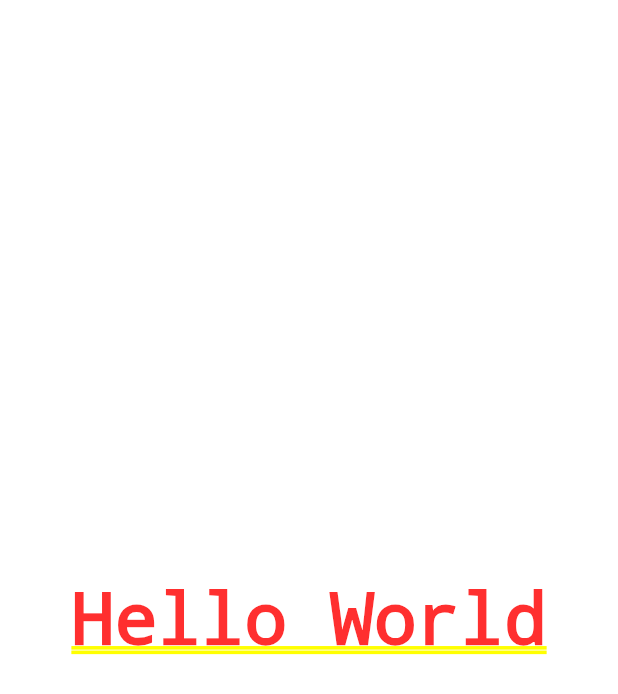
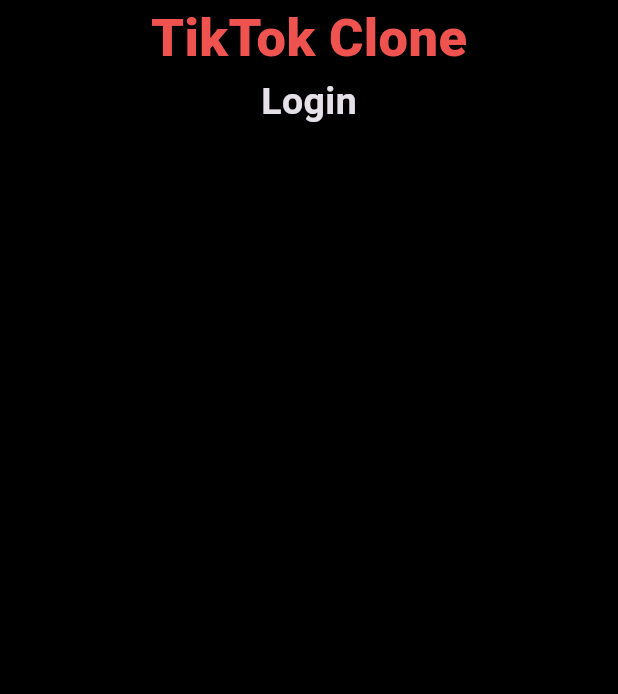
Before and after one commit to DennohDev/tiktok_tutorial, a Flutter app: the screen it shows after launch, on a phone screen of 412 x 824 dp. Shown: the top 694 px of the screen. Run offline on Flutter 3.47's test engine with Material 3 defaults, Android fonts, the phone set to English and light mode, and no system bars.

Commit message:
feat: Add login screen and text input field widget

```diff
--- a/lib/constants.dart
+++ b/lib/constants.dart
@@ -0,0 +1,6 @@
+import 'package:flutter/material.dart';
+
+// colors
+const backgroundColor = Colors.black;
+var buttonColor = Colors.red[400];
+const borderColor = Colors.grey;
--- a/lib/main.dart
+++ b/lib/main.dart
@@ -1,4 +1,6 @@
 import 'package:flutter/material.dart';
+import 'package:tiktok_tutorial/constants.dart';
+import 'package:tiktok_tutorial/views/screens/auth/login_screen.dart';
 
 void main() {
   runApp(const MyApp());
@@ -10,7 +12,12 @@ class MyApp extends StatelessWidget {
   @override
   Widget build(BuildContext context) {
     return MaterialApp(
-      home: Center(child: const Text("Hello World")),
+      debugShowCheckedModeBanner: false,
+      title: 'Tiktok Clone',
+      theme: ThemeData.dark().copyWith(
+        scaffoldBackgroundColor: backgroundColor,
+      ),
+      home: LoginScreen(),
     );
   }
 }
--- /dev/null
+++ b/lib/views/screens/auth/login_screen.dart
@@ -0,0 +1,34 @@
+import 'package:flutter/material.dart';
+import 'package:tiktok_tutorial/constants.dart';
+
+class LoginScreen extends StatelessWidget {
+  const LoginScreen({super.key});
+
+  @override
+  Widget build(BuildContext context) {
+    return Scaffold(
+      body: Container(
+        alignment: Alignment.center,
+        child: Column(
+          children: [
+            Text(
+              'TikTok Clone',
+              style: TextStyle(
+                fontWeight: FontWeight.w900,
+                color: buttonColor,
+                fontSize: 35,
+              ),
+            ),
+            Text(
+              'Login',
+              style: TextStyle(fontWeight: FontWeight.w700, fontSize: 25),
+            ),
+            const SizedBox(
+              height: 54,
+            ),
+          ],
+        ),
+      ),
+    );
+  }
+}
```
Also changed, not shown: lib/widgets/text_input_field.dart (added, +27 -0 lines).
